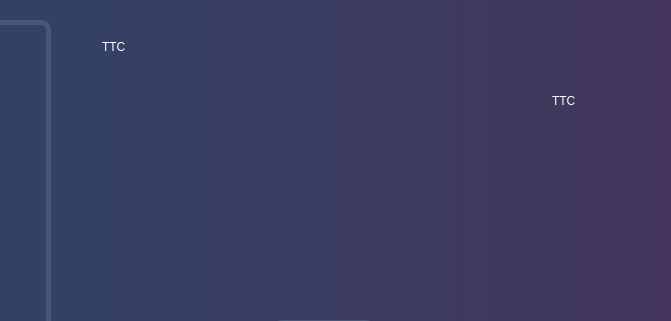
This is src/radarscan_pkg/include/radarscan_pkg/radarscan.ui in giangtin1920/radarScanQT_ROS as Qt 5 draws it before an edit; both pictures show x 258 to 929 and y 0 to 321 of the 929 by 628 pixel window. The edited form follows.
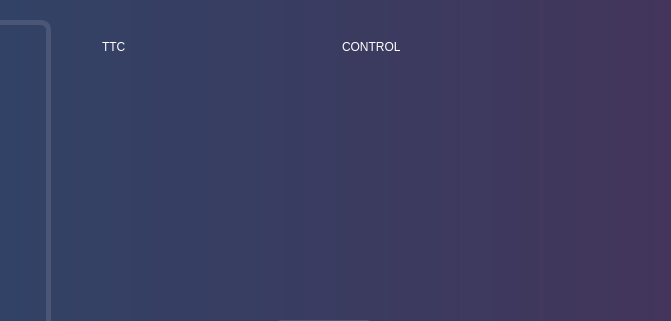
This is the edited form.

Commit message: add autoDrive TTCController

```diff
--- a/src/radarscan_pkg/include/radarscan_pkg/radarscan.ui
+++ b/src/radarscan_pkg/include/radarscan_pkg/radarscan.ui
@@ -191,7 +191,7 @@
     <rect>
      <x>360</x>
      <y>40</y>
-     <width>271</width>
+     <width>201</width>
      <height>181</height>
     </rect>
    </property>
@@ -211,10 +211,10 @@
   <widget class="QLabel" name="lblVel">
    <property name="geometry">
     <rect>
-     <x>810</x>
-     <y>80</y>
-     <width>61</width>
-     <height>41</height>
+     <x>600</x>
+     <y>40</y>
+     <width>221</width>
+     <height>201</height>
     </rect>
    </property>
    <property name="styleSheet">
@@ -224,7 +224,10 @@
 </string>
    </property>
    <property name="text">
-    <string>TTC</string>
+    <string>CONTROL</string>
+   </property>
+   <property name="alignment">
+    <set>Qt::AlignLeading|Qt::AlignLeft|Qt::AlignTop</set>
    </property>
   </widget>
  </widget>
```
The commit also changes 2 other files.
